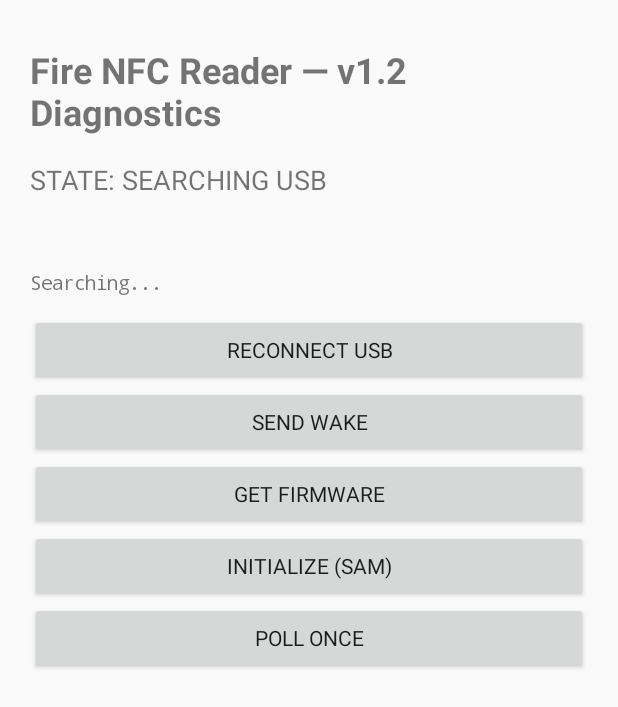
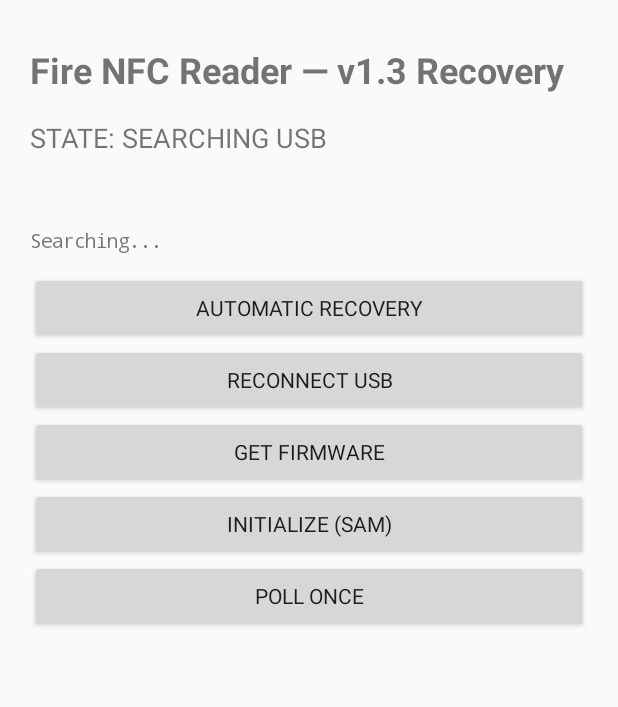
Before and after one commit to jasonwhk/jasonwu, an Android app: the screen it shows after launch (MainActivity), on a phone screen of 412 x 824 dp. Shown: the top 707 px of the screen. Run offline under Robolectric (Android 15) with nearby library versions, the light colour scheme and no system bars; libraries missing offline, so code that uses them is left out: com.hoho.android; 6 statements that could not run were skipped.

Commit message:
Add PN532 automatic recovery diagnostics

```diff
--- a/android-nfc-reader/app/src/main/java/com/jasonwu/firenfcreader/MainActivity.java
+++ b/android-nfc-reader/app/src/main/java/com/jasonwu/firenfcreader/MainActivity.java
@@ -3,27 +3,18 @@ import android.app.*; import android.os.*; import android.hardware.usb.*; import
 import com.hoho.android.usbserial.driver.*; import java.util.*;
 public class MainActivity extends Activity {
  static final String ACT="com.jasonwu.firenfcreader.USB_PERMISSION"; TextView status,uid,diag; UsbSerialPort port; UsbManager mgr; Handler ui=new Handler(Looper.getMainLooper()); final Object lock=new Object();
- static final byte[] WAKE={(byte)0x55,(byte)0x55,0,0,0};
- static final byte[] FW={0,0,(byte)0xff,2,(byte)0xfe,(byte)0xd4,0x02,0x2a,0};
- static final byte[] SAM={0,0,(byte)0xff,5,(byte)0xfb,(byte)0xd4,0x14,0x01,0x14,0x01,0x02,0};
- static final byte[] POLL={0,0,(byte)0xff,4,(byte)0xfc,(byte)0xd4,0x4a,0x01,0x00,(byte)0xe1,0};
+ static final byte[] WAKE={(byte)0x55,(byte)0x55,0,0,0}, FW={0,0,(byte)0xff,2,(byte)0xfe,(byte)0xd4,0x02,0x2a,0}, SAM={0,0,(byte)0xff,5,(byte)0xfb,(byte)0xd4,0x14,0x01,0x14,0x01,0x02,0}, POLL={0,0,(byte)0xff,4,(byte)0xfc,(byte)0xd4,0x4a,0x01,0x00,(byte)0xe1,0};
  BroadcastReceiver rx=new BroadcastReceiver(){public void onReceive(Context c,Intent i){if(ACT.equals(i.getAction())){UsbDevice d=i.getParcelableExtra(UsbManager.EXTRA_DEVICE);if(i.getBooleanExtra(UsbManager.EXTRA_PERMISSION_GRANTED,false)&&d!=null)connect(d);else msg("USB permission denied");}}};
- public void onCreate(Bundle b){super.onCreate(b); ScrollView sv=new ScrollView(this);LinearLayout x=new LinearLayout(this);x.setOrientation(LinearLayout.VERTICAL);x.setPadding(30,45,30,30);sv.addView(x);
-  TextView t=new TextView(this);t.setText("Fire NFC Reader — v1.2 Diagnostics");t.setTextSize(24);t.setTypeface(null,Typeface.BOLD);status=new TextView(this);status.setTextSize(18);status.setPadding(0,25,0,12);uid=new TextView(this);uid.setTextSize(20);uid.setTypeface(Typeface.MONOSPACE,Typeface.BOLD);
-  diag=new TextView(this);diag.setTextSize(13);diag.setTypeface(Typeface.MONOSPACE,Typeface.NORMAL);diag.setTextIsSelectable(true);diag.setPadding(0,18,0,18);
-  x.addView(t);x.addView(status);x.addView(uid);x.addView(diag);
-  String[] names={"Reconnect USB","Send Wake","Get Firmware","Initialize (SAM)","Poll Once"};
-  for(String n:names){Button z=new Button(this);z.setText(n);if(n.startsWith("Reconnect"))z.setOnClickListener(v->find());else if(n.startsWith("Send"))z.setOnClickListener(v->command("WAKE",WAKE,400));else if(n.startsWith("Get"))z.setOnClickListener(v->command("GET FIRMWARE",FW,700));else if(n.startsWith("Initialize"))z.setOnClickListener(v->command("SAM CONFIG",SAM,700));else z.setOnClickListener(v->command("POLL",POLL,1000));x.addView(z);}setContentView(sv);mgr=(UsbManager)getSystemService(USB_SERVICE);
-  IntentFilter f=new IntentFilter(ACT);if(Build.VERSION.SDK_INT>=33)registerReceiver(rx,f,Context.RECEIVER_NOT_EXPORTED);else registerReceiver(rx,f);find();}
- void find(){try{if(port!=null)port.close();}catch(Exception e){}port=null;uid.setText("");msg("STATE: SEARCHING USB");dmsg("Searching...");
-  List<UsbSerialDriver>d=UsbSerialProber.getDefaultProber().findAllDrivers(mgr);if(d.isEmpty()){msg("STATE: NO USB DEVICE");dmsg("No supported USB serial device.");return;}UsbDevice u=d.get(0).getDevice();dmsg("USB FOUND\nVID:PID "+String.format(Locale.US,"%04X:%04X",u.getVendorId(),u.getProductId())+"\nDevice: "+u.getDeviceName()+"\nPermission: "+mgr.hasPermission(u));if(!mgr.hasPermission(u)){msg("STATE: WAITING FOR USB PERMISSION");PendingIntent p=PendingIntent.getBroadcast(this,0,new Intent(ACT),Build.VERSION.SDK_INT>=31?PendingIntent.FLAG_MUTABLE:0);mgr.requestPermission(u,p);}else connect(u);}
- void connect(UsbDevice d){try{UsbSerialDriver q=null;for(UsbSerialDriver z:UsbSerialProber.getDefaultProber().findAllDrivers(mgr))if(z.getDevice().getDeviceId()==d.getDeviceId())q=z;if(q==null)throw new Exception("serial driver not found");port=q.getPorts().get(0);port.open(mgr.openDevice(d));port.setParameters(115200,8,UsbSerialPort.STOPBITS_1,UsbSerialPort.PARITY_NONE);msg("STATE: USB SERIAL OPEN");dmsg("USB serial OPEN\n115200 baud, 8N1\n\nUse buttons below in order:\n1. Send Wake\n2. Get Firmware\n3. Initialize (SAM)\n4. Poll Once");}catch(Exception e){msg("STATE: USB CONNECTION ERROR");dmsg(e.toString());}}
- void command(String name,byte[]tx,int wait){if(port==null){msg("STATE: SERIAL NOT OPEN");return;}new Thread(()->{synchronized(lock){try{drain();port.write(tx,1000);byte[]a=read(wait);String extra="";if(name.equals("GET FIRMWARE")&&contains(a,0xd5,0x03))extra="\n✓ PN532 GetFirmwareVersion response detected";if(name.equals("SAM CONFIG")&&contains(a,0xd5,0x15))extra="\n✓ PN532 SAMConfiguration response detected";String id=parse(a);if(id!=null){String s=id;ui.post(()->uid.setText("UID: "+s));extra+="\n✓ TAG UID: "+id;}final String e=extra;msg("STATE: "+name+(a.length>0?" — RX RECEIVED":" — NO RESPONSE"));dmsg("COMMAND: "+name+"\n\nTX ("+tx.length+" bytes):\n"+hex(tx)+"\n\nRX ("+a.length+" bytes):\n"+hex(a)+e);}catch(Exception e){msg("STATE: "+name+" ERROR");dmsg(e.toString());}}}).start();}
+ public void onCreate(Bundle b){super.onCreate(b);ScrollView sv=new ScrollView(this);LinearLayout x=new LinearLayout(this);x.setOrientation(LinearLayout.VERTICAL);x.setPadding(30,45,30,30);sv.addView(x);TextView t=new TextView(this);t.setText("Fire NFC Reader — v1.3 Recovery");t.setTextSize(24);t.setTypeface(null,Typeface.BOLD);status=new TextView(this);status.setTextSize(18);status.setPadding(0,25,0,12);uid=new TextView(this);uid.setTextSize(20);uid.setTypeface(Typeface.MONOSPACE,Typeface.BOLD);diag=new TextView(this);diag.setTextSize(13);diag.setTypeface(Typeface.MONOSPACE,Typeface.NORMAL);diag.setTextIsSelectable(true);diag.setPadding(0,18,0,18);x.addView(t);x.addView(status);x.addView(uid);x.addView(diag);
+  add(x,"Automatic Recovery",v->recover());add(x,"Reconnect USB",v->find());add(x,"Get Firmware",v->command("GET FIRMWARE",FW,800));add(x,"Initialize (SAM)",v->command("SAM CONFIG",SAM,800));add(x,"Poll Once",v->command("POLL",POLL,1000));setContentView(sv);mgr=(UsbManager)getSystemService(USB_SERVICE);IntentFilter f=new IntentFilter(ACT);if(Build.VERSION.SDK_INT>=33)registerReceiver(rx,f,Context.RECEIVER_NOT_EXPORTED);else registerReceiver(rx,f);find();}
+ void add(LinearLayout x,String s,View.OnClickListener l){Button b=new Button(this);b.setText(s);b.setOnClickListener(l);x.addView(b);}
+ void find(){try{if(port!=null)port.close();}catch(Exception e){}port=null;uid.setText("");msg("STATE: SEARCHING USB");dmsg("Searching...");List<UsbSerialDriver>d=UsbSerialProber.getDefaultProber().findAllDrivers(mgr);if(d.isEmpty()){msg("STATE: NO USB DEVICE");return;}UsbDevice u=d.get(0).getDevice();dmsg("USB FOUND\nVID:PID "+String.format(Locale.US,"%04X:%04X",u.getVendorId(),u.getProductId())+"\nPermission: "+mgr.hasPermission(u));if(!mgr.hasPermission(u)){msg("STATE: WAITING FOR USB PERMISSION");mgr.requestPermission(u,PendingIntent.getBroadcast(this,0,new Intent(ACT),Build.VERSION.SDK_INT>=31?PendingIntent.FLAG_MUTABLE:0));}else connect(u);}
+ void connect(UsbDevice d){try{UsbSerialDriver q=null;for(UsbSerialDriver z:UsbSerialProber.getDefaultProber().findAllDrivers(mgr))if(z.getDevice().getDeviceId()==d.getDeviceId())q=z;if(q==null)throw new Exception("serial driver not found");port=q.getPorts().get(0);port.open(mgr.openDevice(d));port.setParameters(115200,8,UsbSerialPort.STOPBITS_1,UsbSerialPort.PARITY_NONE);try{port.setDTR(false);port.setRTS(false);}catch(Exception ignored){}msg("STATE: USB SERIAL OPEN");dmsg("Serial OPEN @ 115200 8N1\nDTR=false RTS=false\nTap AUTOMATIC RECOVERY.");}catch(Exception e){msg("STATE: USB CONNECTION ERROR");dmsg(e.toString());}}
+ void recover(){if(port==null){msg("STATE: SERIAL NOT OPEN");return;}new Thread(()->{synchronized(lock){StringBuilder log=new StringBuilder("PN532 RECOVERY LOG\n");try{msg("STATE: RECOVERY RUNNING");Thread.sleep(700);boolean[][] lines={{false,false},{true,false},{false,true},{true,true}};int attempt=0;for(boolean[]lr:lines){try{port.setDTR(lr[0]);port.setRTS(lr[1]);}catch(Exception e){log.append("Control lines unsupported: ").append(e.getMessage()).append("\n");}Thread.sleep(200);for(int k=0;k<2;k++){attempt++;drain();port.write(WAKE,1000);Thread.sleep(180);byte[]wr=read(180);drain();port.write(FW,1000);byte[]fr=read(900);log.append("\n#").append(attempt).append(" DTR=").append(lr[0]).append(" RTS=").append(lr[1]).append("\nWake RX: ").append(hex(wr)).append("\nFW RX: ").append(hex(fr)).append("\n");dmsg(log.toString());if(contains(fr,0xd5,0x03)){log.append("✓ PN532 FOUND\n");dmsg(log.toString());msg("STATE: PN532 FOUND — INITIALIZING");drain();port.write(SAM,1000);byte[]sr=read(800);log.append("SAM RX: ").append(hex(sr)).append("\n");dmsg(log.toString());msg(contains(sr,0xd5,0x15)?"STATE: PN532 READY — TRY POLL ONCE":"STATE: FIRMWARE OK, SAM RESPONSE UNCLEAR");return;}Thread.sleep(250);}}msg("STATE: RECOVERY FINISHED — NO PN532 RESPONSE");log.append("\nNo D5 03 firmware response in ").append(attempt).append(" attempts.");dmsg(log.toString());}catch(Exception e){msg("STATE: RECOVERY ERROR");log.append("\nERROR: ").append(e);dmsg(log.toString());}}}).start();}
+ void command(String name,byte[]tx,int wait){if(port==null){msg("STATE: SERIAL NOT OPEN");return;}new Thread(()->{synchronized(lock){try{drain();port.write(tx,1000);byte[]a=read(wait);String id=parse(a);if(id!=null){String s=id;ui.post(()->uid.setText("UID: "+s));}msg("STATE: "+name+(a.length>0?" — RX RECEIVED":" — NO RESPONSE"));dmsg("COMMAND: "+name+"\nTX: "+hex(tx)+"\nRX: "+hex(a)+(id!=null?"\n✓ TAG UID: "+id:""));}catch(Exception e){msg("STATE: "+name+" ERROR");dmsg(e.toString());}}}).start();}
  byte[] read(int wait)throws Exception{long end=System.currentTimeMillis()+wait;java.io.ByteArrayOutputStream o=new java.io.ByteArrayOutputStream();byte[]b=new byte[256];while(System.currentTimeMillis()<end){int n=port.read(b,60);if(n>0)o.write(b,0,n);}return o.toByteArray();}
  void drain(){try{byte[]b=new byte[256];while(port.read(b,20)>0){}}catch(Exception e){}}
- boolean contains(byte[]a,int x,int y){for(int i=0;i+1<a.length;i++)if((a[i]&255)==x&&(a[i+1]&255)==y)return true;return false;}
- String hex(byte[]a){if(a==null||a.length==0)return "(none)";StringBuilder s=new StringBuilder();for(int i=0;i<a.length;i++){if(i>0)s.append(' ');s.append(String.format(Locale.US,"%02X",a[i]&255));}return s.toString();}
+ boolean contains(byte[]a,int x,int y){for(int i=0;i+1<a.length;i++)if((a[i]&255)==x&&(a[i+1]&255)==y)return true;return false;}String hex(byte[]a){if(a==null||a.length==0)return "(none)";StringBuilder s=new StringBuilder();for(int i=0;i<a.length;i++){if(i>0)s.append(' ');s.append(String.format(Locale.US,"%02X",a[i]&255));}return s.toString();}
  String parse(byte[]a){for(int i=0;i+10<a.length;i++)if((a[i]&255)==0xd5&&(a[i+1]&255)==0x4b&&(a[i+2]&255)>=1){int p=i+3;p++;p+=2;p++;if(p>=a.length)continue;int n=a[p++]&255;if(n<4||n>10||p+n>a.length)continue;StringBuilder s=new StringBuilder();for(int k=0;k<n;k++){if(k>0)s.append(':');s.append(String.format(Locale.US,"%02X",a[p+k]&255));}return s.toString();}return null;}
- void msg(String s){ui.post(()->status.setText(s));}void dmsg(String s){ui.post(()->diag.setText(s));}
- protected void onDestroy(){try{if(port!=null)port.close();}catch(Exception e){}unregisterReceiver(rx);super.onDestroy();}
+ void msg(String s){ui.post(()->status.setText(s));}void dmsg(String s){ui.post(()->diag.setText(s));}protected void onDestroy(){try{if(port!=null)port.close();}catch(Exception e){}unregisterReceiver(rx);super.onDestroy();}
 }
```
